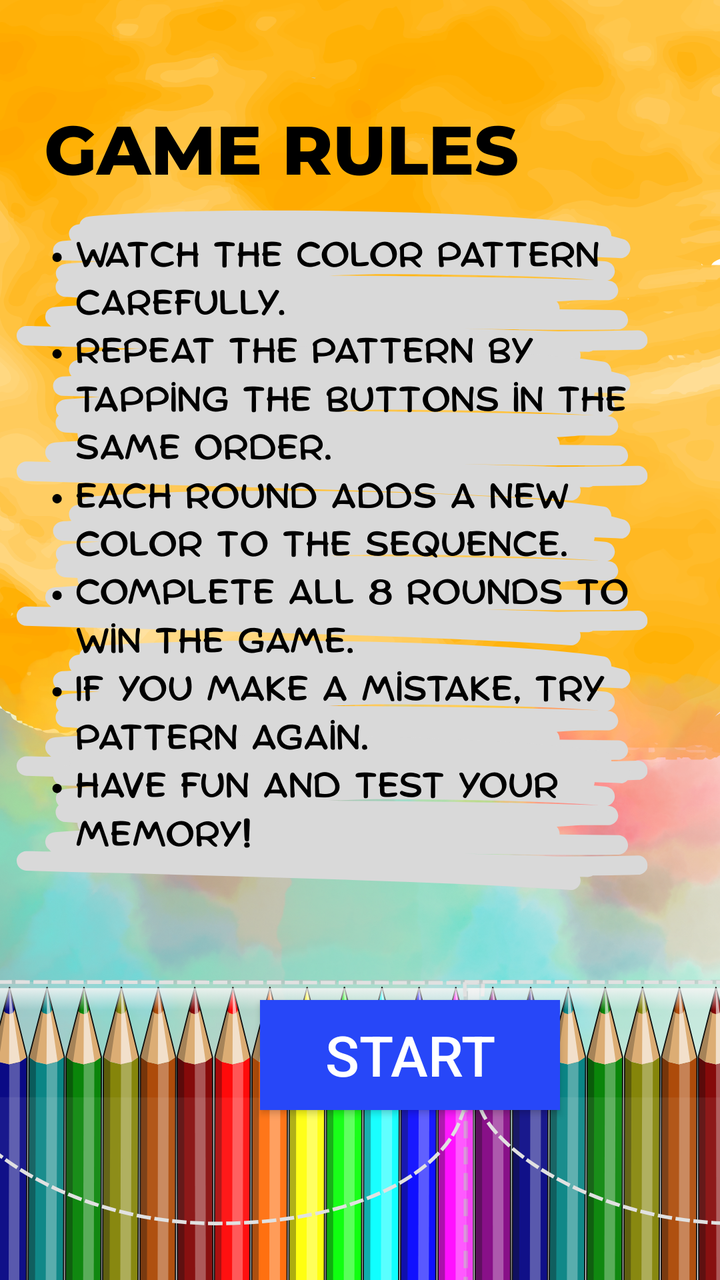
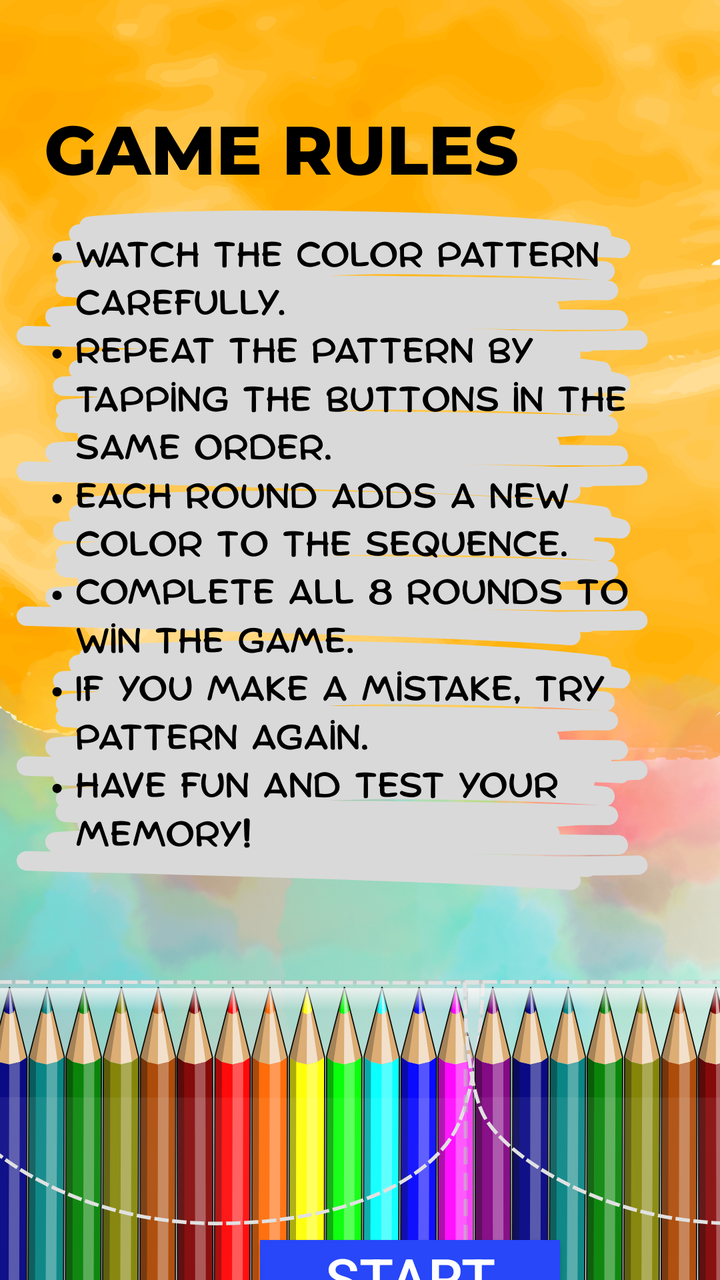

Two renders of the same Android screen: before a commit and after it. Below are the layout's source before the change and the commit's diff.
<!-- AndroidManifest.xml: application theme AppTheme -->
<!-- res/layout/color_pattern_rules.xml -->
<RelativeLayout xmlns:android="http://schemas.android.com/apk/res/android"
    android:layout_width="match_parent"
    android:layout_height="match_parent"
    android:background="@drawable/color_gamerule">

    <Button
        android:id="@+id/startButton"
        android:layout_width="150dp"
        android:layout_height="55dp"
        android:text="Start"
        android:textColor="#FFFFFF"
        android:textSize="28sp"
        android:background="#2747F8"
        android:layout_marginTop="500dp"
        android:translationX="130dp" />

</RelativeLayout>
<!-- resources referenced by this layout -->
<resources>
  <!-- drawable color_gamerule: png bitmap (drawable, 820301 bytes) -->
  <style name="AppTheme" parent="Theme.AppCompat.Light.NoActionBar">
          <item name="colorButtonNormal">@null</item>
      </style>
</resources>

<!-- the commit's change to res/layout/color_pattern_rules.xml (unified diff, before → after) -->
@@ -11,7 +11,7 @@
         android:textColor="#FFFFFF"
         android:textSize="28sp"
         android:background="#2747F8"
-        android:layout_marginTop="500dp"
+        android:layout_marginTop="620dp"
         android:translationX="130dp" />
 
 </RelativeLayout>
